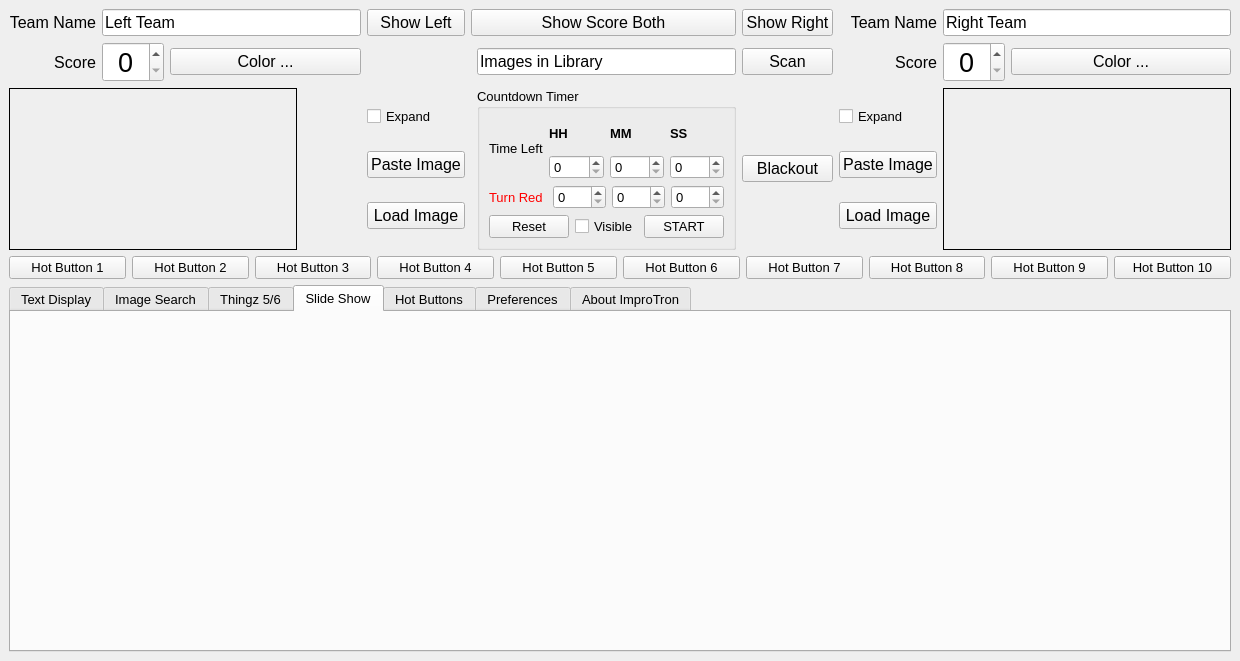
First picture: the form in ImproTronControlPanel.ui, repository guywinterbotham/ImproTron, before the edit.
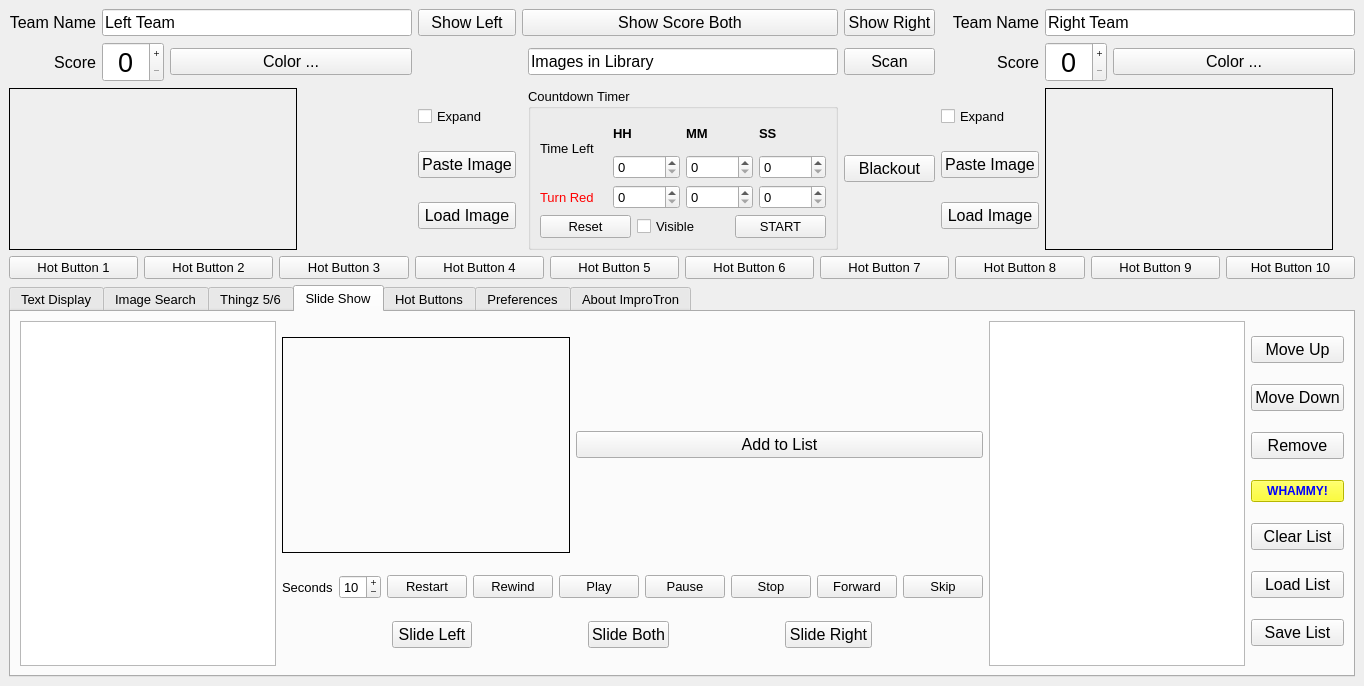
Second picture: the form after the edit. The open tabs and pages were chosen to show the change.

Commit message: Added Slide Show screen management. Missing Play function and load save

```diff
--- a/ImproTronControlPanel.ui
+++ b/ImproTronControlPanel.ui
@@ -7,11 +7,11 @@
     <x>0</x>
     <y>0</y>
     <width>1056</width>
-    <height>661</height>
+    <height>686</height>
    </rect>
   </property>
   <property name="sizePolicy">
-   <sizepolicy hsizetype="MinimumExpanding" vsizetype="MinimumExpanding">
+   <sizepolicy hsizetype="Expanding" vsizetype="Expanding">
     <horstretch>0</horstretch>
     <verstretch>0</verstretch>
    </sizepolicy>
@@ -40,6 +40,12 @@
    <bool>true</bool>
   </property>
   <widget class="QWidget" name="improtronControlPanel">
+   <property name="sizePolicy">
+    <sizepolicy hsizetype="Preferred" vsizetype="Preferred">
+     <horstretch>0</horstretch>
+     <verstretch>0</verstretch>
+    </sizepolicy>
+   </property>
    <layout class="QGridLayout" name="gridLayout">
     <item row="1" column="0">
      <layout class="QHBoxLayout" name="hotButtonHLayout">
@@ -124,7 +130,13 @@
        </sizepolicy>
       </property>
       <property name="currentIndex">
-       <number>2</number>
+       <number>3</number>
+      </property>
+      <property name="iconSize">
+       <size>
+        <width>20</width>
+        <height>20</height>
+       </size>
       </property>
       <property name="usesScrollButtons">
        <bool>false</bool>
@@ -971,6 +983,324 @@
        <attribute name="title">
         <string>Slide Show</string>
        </attribute>
+       <layout class="QHBoxLayout" name="horizontalLayout_5">
+        <item>
+         <layout class="QHBoxLayout" name="slideShowHL">
+          <item>
+           <layout class="QVBoxLayout" name="ssFileTreeVL">
+            <property name="sizeConstraint">
+             <enum>QLayout::SetDefaultConstraint</enum>
+            </property>
+            <item>
+             <widget class="QTreeView" name="slideShowFilesTreeView">
+              <property name="sizePolicy">
+               <sizepolicy hsizetype="Fixed" vsizetype="Expanding">
+                <horstretch>0</horstretch>
+                <verstretch>0</verstretch>
+               </sizepolicy>
+              </property>
+              <property name="maximumSize">
+               <size>
+                <width>300</width>
+                <height>16777215</height>
+               </size>
+              </property>
+             </widget>
+            </item>
+           </layout>
+          </item>
+          <item>
+           <layout class="QVBoxLayout" name="ssListFilesVL">
+            <item>
+             <layout class="QHBoxLayout" name="slidePreviewHL">
+              <item>
+               <widget class="QLabel" name="slidePreviewLBL">
+                <property name="sizePolicy">
+                 <sizepolicy hsizetype="Fixed" vsizetype="Fixed">
+                  <horstretch>0</horstretch>
+                  <verstretch>0</verstretch>
+                 </sizepolicy>
+                </property>
+                <property name="minimumSize">
+                 <size>
+                  <width>288</width>
+                  <height>216</height>
+                 </size>
+                </property>
+                <property name="frameShape">
+                 <enum>QFrame::Box</enum>
+                </property>
+                <property name="text">
+                 <string/>
+                </property>
+                <property name="textInteractionFlags">
+                 <set>Qt::NoTextInteraction</set>
+                </property>
+               </widget>
+              </item>
+              <item>
+               <widget class="QPushButton" name="addSlidePB">
+                <property name="font">
+                 <font>
+                  <pointsize>12</pointsize>
+                 </font>
+                </property>
+                <property name="text">
+                 <string>Add to List</string>
+                </property>
+               </widget>
+              </item>
+             </layout>
+            </item>
+            <item>
+             <layout class="QHBoxLayout" name="horizontalLayout_6">
+              <item>
+               <widget class="QLabel" name="slideShowSecondLBL">
+                <property name="text">
+                 <string>Seconds</string>
+                </property>
+               </widget>
+              </item>
+              <item>
+               <widget class="QSpinBox" name="slideShowSecondSB">
+                <property name="buttonSymbols">
+                 <enum>QAbstractSpinBox::PlusMinus</enum>
+                </property>
+                <property name="minimum">
+                 <number>1</number>
+                </property>
+                <property name="maximum">
+                 <number>25</number>
+                </property>
+                <property name="value">
+                 <number>10</number>
+                </property>
+               </widget>
+              </item>
+              <item>
+               <widget class="QPushButton" name="slideShowRestartPB">
+                <property name="text">
+                 <string>Restart</string>
+                </property>
+               </widget>
+              </item>
+              <item>
+               <widget class="QPushButton" name="slideShowRewindPB">
+                <property name="text">
+                 <string>Rewind</string>
+                </property>
+               </widget>
+              </item>
+              <item>
+               <widget class="QPushButton" name="slideShowPlayPB">
+                <property name="text">
+                 <string>Play</string>
+                </property>
+               </widget>
+              </item>
+              <item>
+               <widget class="QPushButton" name="slideShowPausePB">
+                <property name="text">
+                 <string>Pause</string>
+                </property>
+               </widget>
+              </item>
+              <item>
+               <widget class="QPushButton" name="slideShowStopPB">
+                <property name="text">
+                 <string>Stop</string>
+                </property>
+               </widget>
+              </item>
+              <item>
+               <widget class="QPushButton" name="slideShowForwardPB">
+                <property name="text">
+                 <string>Forward</string>
+                </property>
+               </widget>
+              </item>
+              <item>
+               <widget class="QPushButton" name="slideShowSkipPB">
+                <property name="text">
+                 <string>Skip</string>
+                </property>
+               </widget>
+              </item>
+             </layout>
+            </item>
+            <item>
+             <layout class="QHBoxLayout" name="slideDisplayControlsHL">
+              <item>
+               <widget class="QPushButton" name="showSlideLeftPB">
+                <property name="sizePolicy">
+                 <sizepolicy hsizetype="Maximum" vsizetype="Fixed">
+                  <horstretch>0</horstretch>
+                  <verstretch>0</verstretch>
+                 </sizepolicy>
+                </property>
+                <property name="font">
+                 <font>
+                  <pointsize>12</pointsize>
+                 </font>
+                </property>
+                <property name="text">
+                 <string>Slide Left</string>
+                </property>
+               </widget>
+              </item>
+              <item>
+               <widget class="QPushButton" name="showSlideBothPB">
+                <property name="sizePolicy">
+                 <sizepolicy hsizetype="Maximum" vsizetype="Fixed">
+                  <horstretch>0</horstretch>
+                  <verstretch>0</verstretch>
+                 </sizepolicy>
+                </property>
+                <property name="font">
+                 <font>
+                  <pointsize>12</pointsize>
+                 </font>
+                </property>
+                <property name="text">
+                 <string>Slide Both</string>
+                </property>
+               </widget>
+              </item>
+              <item>
+               <widget class="QPushButton" name="showSlideRightPB">
+                <property name="sizePolicy">
+                 <sizepolicy hsizetype="Maximum" vsizetype="Maximum">
+                  <horstretch>0</horstretch>
+                  <verstretch>0</verstretch>
+                 </sizepolicy>
+                </property>
+                <property name="font">
+                 <font>
+                  <pointsize>12</pointsize>
+                 </font>
+                </property>
+                <property name="text">
+                 <string>Slide Right</string>
+                </property>
+               </widget>
+              </item>
+             </layout>
+            </item>
+           </layout>
+          </item>
+          <item>
+           <layout class="QVBoxLayout" name="verticalLayout_4">
+            <item>
+             <widget class="QListWidget" name="slideListLW">
+              <property name="sizePolicy">
+               <sizepolicy hsizetype="Fixed" vsizetype="Expanding">
+                <horstretch>0</horstretch>
+                <verstretch>0</verstretch>
+               </sizepolicy>
+              </property>
+             </widget>
+            </item>
+           </layout>
+          </item>
+          <item>
+           <layout class="QVBoxLayout" name="slideListControlsVL">
+            <item>
+             <widget class="QPushButton" name="slideMoveUpPB">
+              <property name="font">
+               <font>
+                <pointsize>12</pointsize>
+               </font>
+              </property>
+              <property name="text">
+               <string>Move Up</string>
+              </property>
+             </widget>
+            </item>
+            <item>
+             <widget class="QPushButton" name="slideMoveDownPB">
+              <property name="font">
+               <font>
+                <pointsize>12</pointsize>
+               </font>
+              </property>
+              <property name="text">
+               <string>Move Down</string>
+              </property>
+             </widget>
+            </item>
+            <item>
+             <widget class="QPushButton" name="removeSlidePB">
+              <property name="font">
+               <font>
+                <pointsize>12</pointsize>
+               </font>
+              </property>
+              <property name="text">
+               <string>Remove</string>
+              </property>
+             </widget>
+            </item>
+            <item>
+             <widget class="QPushButton" name="whammyPB">
+              <property name="font">
+               <font>
+                <family>Segoe UI</family>
+                <pointsize>9</pointsize>
+                <italic>false</italic>
+                <bold>true</bold>
+               </font>
+              </property>
+              <property name="styleSheet">
+               <string notr="true">color: rgb(0, 0, 255);
+font: 700 9pt &quot;Segoe UI&quot;;
+background-color: rgb(255, 255, 0);</string>
+              </property>
+              <property name="text">
+               <string>WHAMMY!</string>
+              </property>
+             </widget>
+            </item>
+            <item>
+             <widget class="QPushButton" name="clearSlideShowPB">
+              <property name="font">
+               <font>
+                <pointsize>12</pointsize>
+               </font>
+              </property>
+              <property name="text">
+               <string>Clear List</string>
+              </property>
+             </widget>
+            </item>
+            <item>
+             <widget class="QPushButton" name="loadSlideShowPB">
+              <property name="font">
+               <font>
+                <pointsize>12</pointsize>
+               </font>
+              </property>
+              <property name="text">
+               <string>Load List</string>
+              </property>
+             </widget>
+            </item>
+            <item>
+             <widget class="QPushButton" name="saveSlideShowPB">
+              <property name="font">
+               <font>
+                <pointsize>12</pointsize>
+               </font>
+              </property>
+              <property name="text">
+               <string>Save List</string>
+              </property>
+             </widget>
+            </item>
+           </layout>
+          </item>
+         </layout>
+        </item>
+       </layout>
       </widget>
       <widget class="QWidget" name="hotButtonsTab">
        <property name="minimumSize">
@@ -1657,6 +1987,9 @@
           <property name="alignment">
            <set>Qt::AlignCenter</set>
           </property>
+          <property name="buttonSymbols">
+           <enum>QAbstractSpinBox::PlusMinus</enum>
+          </property>
          </widget>
         </item>
         <item>
@@ -1706,6 +2039,9 @@
           <property name="alignment">
            <set>Qt::AlignCenter</set>
           </property>
+          <property name="buttonSymbols">
+           <enum>QAbstractSpinBox::PlusMinus</enum>
+          </property>
          </widget>
         </item>
         <item>
```
Left out of the diff: 244 changed lines with no effect on the pictures. Lines whose indentation alone changed are shown as unchanged. The commit also changes 5 other files.
